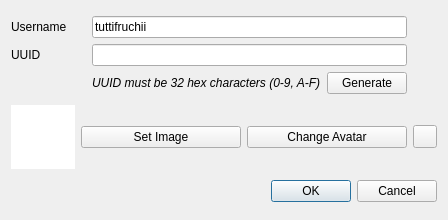
The window that src/lichii/configuration/system/new_user_dialog.ui (codyrainy-bit/TuttiFruchii) describes before a commit, drawn with Qt 5.
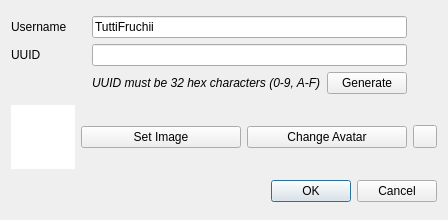
The same window after the commit.

Commit message: branding: spell the product TuttiFruchii everywhere

Diff of the .ui file:
```diff
--- a/src/lichii/configuration/system/new_user_dialog.ui
+++ b/src/lichii/configuration/system/new_user_dialog.ui
@@ -57,7 +57,7 @@
      <item row="0" column="1" colspan="2">
       <widget class="QLineEdit" name="username">
        <property name="text">
-        <string>tuttifruchii</string>
+        <string>TuttiFruchii</string>
        </property>
       </widget>
      </item>
```
The commit also changes 34 other files.
